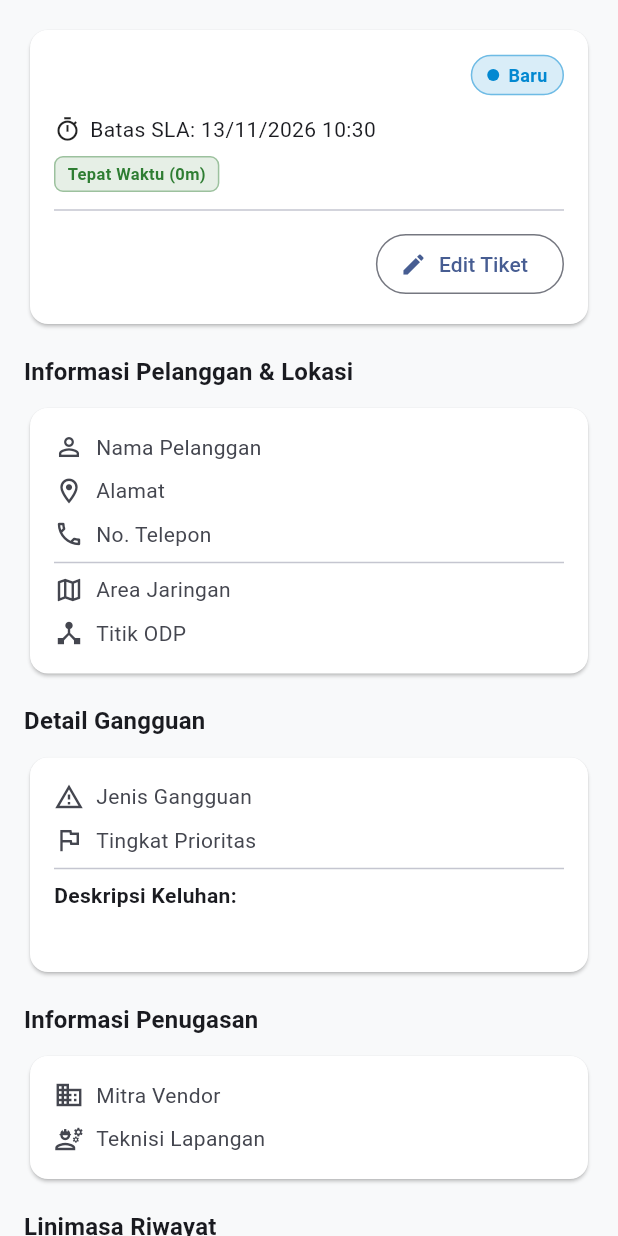
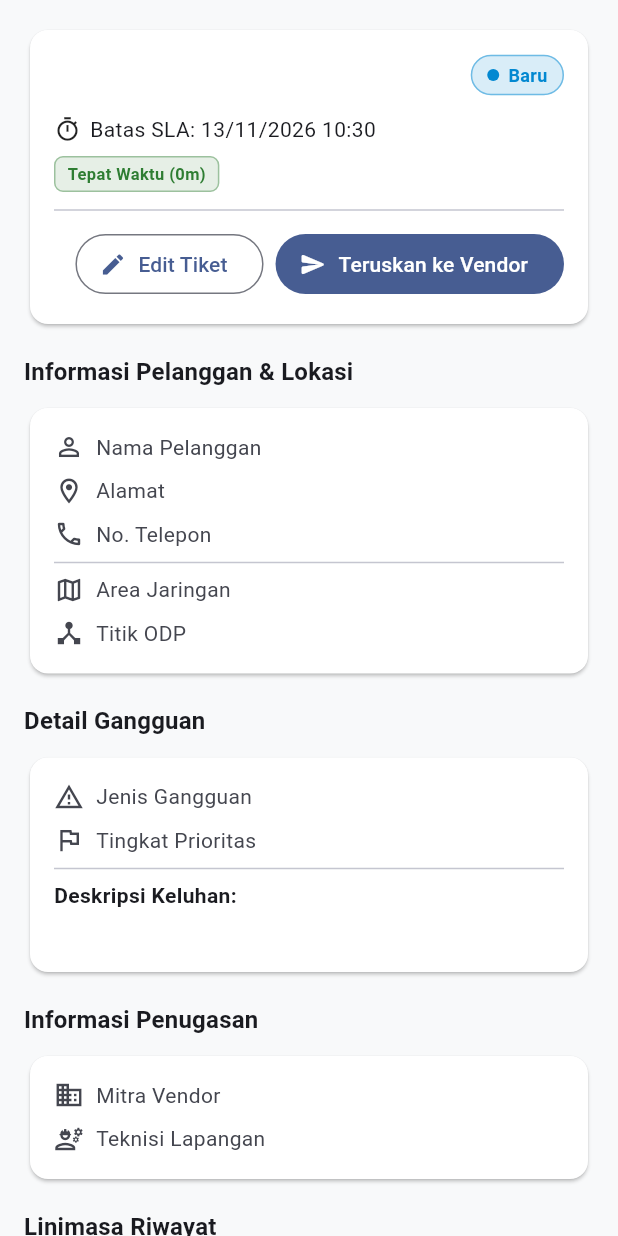
Before and after one commit to vikinura/Fiber-Track, a Flutter app: the _TicketDetailContent widget shown alone on an empty page, opened directly with empty values, on a phone screen of 412 x 824 dp. Run offline on Flutter 3.47's test engine with Material 3 defaults, Android fonts, the phone set to English and light mode, and no system bars; our stand-ins replace dio, equatable, flutter_bloc, flutter_secure_storage, fpdart, get_it and 2 more; accounts and stored records are empty.

Commit message:
feat(ticket): add forward to vendor flow

```diff
--- /dev/null
+++ b/mobile/lib/features/master/domain/entities/vendor.dart
@@ -0,0 +1,20 @@
+import 'package:equatable/equatable.dart';
+
+class Vendor extends Equatable {
+  final int id;
+  final String name;
+  final String? contactPerson;
+  final String? phone;
+  final String status;
+
+  const Vendor({
+    required this.id,
+    required this.name,
+    this.contactPerson,
+    this.phone,
+    required this.status,
+  });
+
+  @override
+  List<Object?> get props => [id, name, contactPerson, phone, status];
+}
--- a/mobile/lib/features/master/domain/repositories/master_lookup_repository.dart
+++ b/mobile/lib/features/master/domain/repositories/master_lookup_repository.dart
@@ -7,12 +7,14 @@ import '../entities/customer.dart';
 import '../entities/issue_type.dart';
 import '../entities/odp.dart';
 import '../entities/priority.dart';
+import '../entities/vendor.dart';
 
 abstract class MasterLookupRepository {
   Future<Either<Failure, List<Area>>> getAreas();
   Future<Either<Failure, List<Odp>>> getOdps({int? areaId});
   Future<Either<Failure, List<IssueType>>> getIssueTypes();
   Future<Either<Failure, List<Priority>>> getPriorities();
+  Future<Either<Failure, List<Vendor>>> getVendors();
   Future<Either<Failure, PaginatedResult<Customer>>> getCustomers({
     String? search,
     int page = 1,
--- /dev/null
+++ b/mobile/lib/features/master/domain/usecases/get_vendors.dart
@@ -0,0 +1,15 @@
+import 'package:fpdart/fpdart.dart';
+
+import '../../../../core/error/failures.dart';
+import '../entities/vendor.dart';
+import '../repositories/master_lookup_repository.dart';
+
+class GetVendors {
+  final MasterLookupRepository repository;
+
+  GetVendors(this.repository);
+
+  Future<Either<Failure, List<Vendor>>> call() {
+    return repository.getVendors();
+  }
+}
--- a/mobile/lib/features/ticket/domain/repositories/ticket_repository.dart
+++ b/mobile/lib/features/ticket/domain/repositories/ticket_repository.dart
@@ -42,4 +42,6 @@ abstract class TicketRepository {
     double? latitude,
     double? longitude,
   });
+
+  Future<Either<Failure, Ticket>> forwardTicket(int ticketId, int vendorId);
 }
--- /dev/null
+++ b/mobile/lib/features/ticket/domain/usecases/forward_ticket.dart
@@ -0,0 +1,15 @@
+import 'package:fpdart/fpdart.dart';
+
+import '../../../../core/error/failures.dart';
+import '../entities/ticket.dart';
+import '../repositories/ticket_repository.dart';
+
+class ForwardTicket {
+  final TicketRepository repository;
+
+  ForwardTicket(this.repository);
+
+  Future<Either<Failure, Ticket>> call(int ticketId, int vendorId) {
+    return repository.forwardTicket(ticketId, vendorId);
+  }
+}
--- a/mobile/lib/features/ticket/presentation/bloc/ticket_detail_event.dart
+++ b/mobile/lib/features/ticket/presentation/bloc/ticket_detail_event.dart
@@ -15,3 +15,13 @@ class LoadTicketDetail extends TicketDetailEvent {
   @override
   List<Object?> get props => [ticketId];
 }
+
+class ForwardTicketEvent extends TicketDetailEvent {
+  final int ticketId;
+  final int vendorId;
+
+  const ForwardTicketEvent({required this.ticketId, required this.vendorId});
+
+  @override
+  List<Object?> get props => [ticketId, vendorId];
+}
--- a/mobile/lib/features/ticket/presentation/bloc/ticket_detail_state.dart
+++ b/mobile/lib/features/ticket/presentation/bloc/ticket_detail_state.dart
@@ -21,11 +21,42 @@ class TicketDetailLoading extends TicketDetailState {
 class TicketDetailLoaded extends TicketDetailState {
   final Ticket ticket;
   final List<TicketHistory> histories;
+  final bool isUpdating;
+  final String? actionSuccessMessage;
+  final String? actionErrorMessage;
 
-  const TicketDetailLoaded({required this.ticket, required this.histories});
+  const TicketDetailLoaded({
+    required this.ticket,
+    required this.histories,
+    this.isUpdating = false,
+    this.actionSuccessMessage,
+    this.actionErrorMessage,
+  });
+
+  TicketDetailLoaded copyWith({
+    Ticket? ticket,
+    List<TicketHistory>? histories,
+    bool? isUpdating,
+    String? actionSuccessMessage,
+    String? actionErrorMessage,
+  }) {
+    return TicketDetailLoaded(
+      ticket: ticket ?? this.ticket,
+      histories: histories ?? this.histories,
+      isUpdating: isUpdating ?? this.isUpdating,
+      actionSuccessMessage: actionSuccessMessage,
+      actionErrorMessage: actionErrorMessage,
+    );
+  }
 
   @override
-  List<Object?> get props => [ticket, histories];
+  List<Object?> get props => [
+    ticket,
+    histories,
+    isUpdating,
+    actionSuccessMessage,
+    actionErrorMessage,
+  ];
 }
 
 class TicketDetailError extends TicketDetailState {
--- a/mobile/lib/features/ticket/presentation/pages/ticket_detail_page.dart
+++ b/mobile/lib/features/ticket/presentation/pages/ticket_detail_page.dart
@@ -7,7 +7,10 @@ import '../../../../core/widgets/error_view.dart';
 import '../../../../core/widgets/loading_view.dart';
 import '../../../../core/widgets/sla_badge.dart';
 import '../../../../core/widgets/status_chip.dart';
+import '../../../master/domain/entities/vendor.dart';
+import '../../../master/domain/usecases/get_vendors.dart';
 import '../../domain/entities/ticket.dart';
+import '../widgets/vendor_picker_bottom_sheet.dart';
 import '../../domain/entities/ticket_history.dart';
 import '../../domain/entities/ticket_status.dart';
 import '../bloc/ticket_detail_bloc.dart';
@@ -26,7 +29,26 @@ class TicketDetailPage extends StatelessWidget {
           getIt<TicketDetailBloc>()..add(LoadTicketDetail(ticketId)),
       child: Scaffold(
         appBar: AppBar(title: const Text('Detail Tiket')),
-        body: BlocBuilder<TicketDetailBloc, TicketDetailState>(
+        body: BlocConsumer<TicketDetailBloc, TicketDetailState>(
+          listener: (context, state) {
+            if (state is TicketDetailLoaded) {
+              if (state.actionSuccessMessage != null) {
+                ScaffoldMessenger.of(context).showSnackBar(
+                  SnackBar(
+                    content: Text(state.actionSuccessMessage!),
+                    backgroundColor: Colors.green,
+                  ),
+                );
+              } else if (state.actionErrorMessage != null) {
+                ScaffoldMessenger.of(context).showSnackBar(
+                  SnackBar(
+                    content: Text(state.actionErrorMessage!),
+                    backgroundColor: Colors.red,
+                  ),
+                );
+              }
+            }
+          },
           builder: (context, state) {
             if (state is TicketDetailLoading) {
               return const LoadingView(message: 'Memuat detail tiket...');
@@ -128,9 +150,10 @@ class _TicketDetailContent extends StatelessWidget {
                 ),
                 if (ticket.status == TicketStatus.newStatus) ...[
                   const Divider(height: 24),
-                  Align(
-                    alignment: Alignment.centerRight,
-                    child: OutlinedButton.icon(
+                  Row(
+                    mainAxisAlignment: MainAxisAlignment.end,
+                    children: [
+                      OutlinedButton.icon(
                         onPressed: () {
                           context.push(
                             '/tickets/${ticket.id}/edit',
@@ -140,6 +163,46 @@ class _TicketDetailContent extends StatelessWidget {
                         icon: const Icon(Icons.edit, size: 18),
                         label: const Text('Edit Tiket'),
                       ),
+                      const SizedBox(width: 8),
+                      FilledButton.icon(
+                        onPressed: () async {
+                          final vendorsResult = await getIt<GetVendors>()
+                              .call();
+                          final vendorList = vendorsResult.fold(
+                            (f) => <Vendor>[],
+                            (v) => v,
+                          );
+                          if (!context.mounted) return;
+
+                          if (vendorList.isEmpty) {
+                            ScaffoldMessenger.of(context).showSnackBar(
+                              const SnackBar(
+                                content: Text(
+                                  'Tidak ada vendor aktif yang tersedia',
+                                ),
+                              ),
+                            );
+                            return;
+                          }
+
+                          final selected = await VendorPickerBottomSheet.show(
+                            context: context,
+                            vendors: vendorList,
+                          );
+
+                          if (selected != null && context.mounted) {
+                            context.read<TicketDetailBloc>().add(
+                              ForwardTicketEvent(
+                                ticketId: ticket.id,
+                                vendorId: selected.id,
+                              ),
+                            );
+                          }
+                        },
+                        icon: const Icon(Icons.send_rounded, size: 18),
+                        label: const Text('Teruskan ke Vendor'),
+                      ),
+                    ],
                   ),
                 ],
               ],
```
Also changed, not shown: mobile/lib/core/di/injection.dart (+9 -0 lines), mobile/lib/features/master/data/datasources/master_remote_data_source.dart (+28 -0 lines), mobile/lib/features/master/data/models/vendor_model.dart (added, +43 -0 lines), mobile/lib/features/master/data/repositories/master_lookup_repository_impl.dart (+11 -0 lines), mobile/lib/features/ticket/data/datasources/ticket_remote_data_source.dart (+32 -0 lines), mobile/lib/features/ticket/data/repositories/ticket_repository_impl.dart (+21 -0 lines), mobile/lib/features/ticket/presentation/bloc/ticket_detail_bloc.dart (+42 -1 lines), mobile/lib/features/ticket/presentation/widgets/vendor_picker_bottom_sheet.dart (added, +175 -0 lines). Lines whose indentation alone changed are shown as unchanged.
